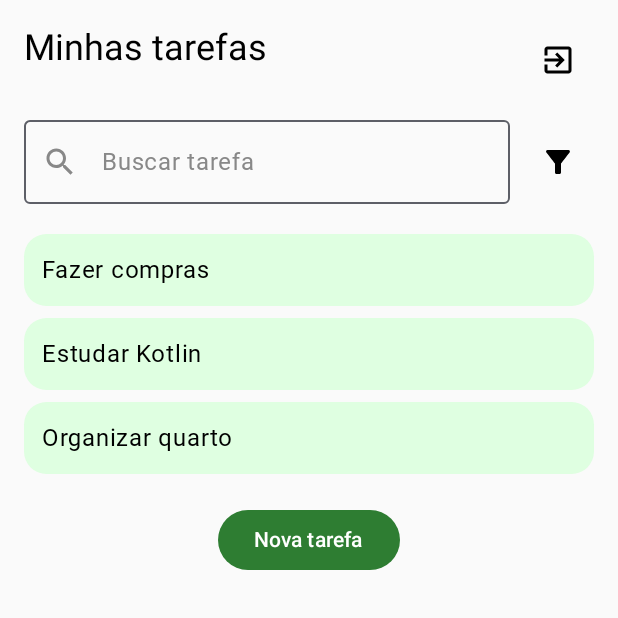
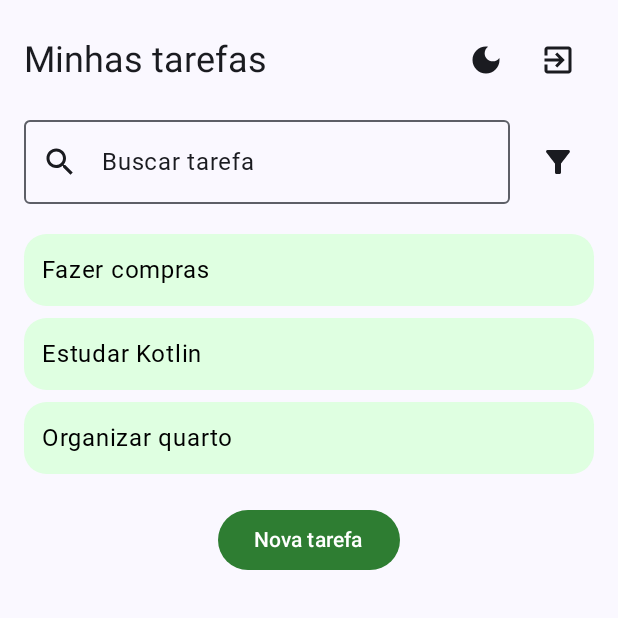
Before and after one commit to vblmqs/Checkae, an Android app built with Jetpack Compose: the TaskListScreen screen opened through its navigation route, on a phone screen of 412 x 824 dp, the top half of it. Run offline under Robolectric (Android 15) with nearby library versions, the phone set to English and light mode, and no system bars; our stand-ins replace Firebase (no records; nobody signed in at launch, a user with empty details on screens opened directly); Roboto replaces fonts that are not available here.

Commit message:
tema claro e escuro

```diff
--- a/app/build.gradle.kts
+++ b/app/build.gradle.kts
@@ -60,6 +60,7 @@ dependencies {
     implementation(libs.androidx.navigation.runtime.android)
     implementation("androidx.compose.material:material-icons-extended:1.4.3")
     implementation(libs.androidx.room.runtime.android)
+    implementation("androidx.datastore:datastore-preferences:1.0.0")
     testImplementation(libs.junit)
     androidTestImplementation(libs.androidx.junit)
     androidTestImplementation(libs.androidx.espresso.core)
--- a/app/src/main/java/com/example/taskapp/MainActivity.kt
+++ b/app/src/main/java/com/example/taskapp/MainActivity.kt
@@ -4,14 +4,21 @@ import android.os.Bundle
 import androidx.activity.ComponentActivity
 import androidx.activity.compose.setContent
 import com.example.taskapp.ui.TaskApp
+import androidx.compose.runtime.collectAsState
 import com.example.taskapp.ui.theme.TaskappTheme
+import com.example.taskapp.ui.theme.ThemeViewModel
 
 class MainActivity : ComponentActivity() {
     override fun onCreate(savedInstanceState: Bundle?) {
         super.onCreate(savedInstanceState)
+
+        val themeViewModel = ThemeViewModel(application)
+
         setContent {
-            TaskappTheme {
-                TaskApp()
+            val isDarkTheme = themeViewModel.isDarkTheme.collectAsState().value
+
+            TaskappTheme(darkTheme = isDarkTheme) {
+                TaskApp(themeViewModel)
             }
         }
     }
--- a/app/src/main/java/com/example/taskapp/components/CampoData.kt
+++ b/app/src/main/java/com/example/taskapp/components/CampoData.kt
@@ -35,7 +35,8 @@ fun CampoData(
                 style = MaterialTheme.typography.bodyMedium.copy(
                     fontSize = 12.sp,
                     fontWeight = MaterialTheme.typography.labelSmall.fontWeight,
-                    lineHeight = 20.sp
+                    lineHeight = 20.sp,
+                    color = MaterialTheme.colorScheme.onBackground
                 ),
                 modifier = Modifier.width(90.dp)
             )
--- /dev/null
+++ b/app/src/main/java/com/example/taskapp/preferences/ThemePreferences.kt
@@ -0,0 +1,29 @@
+package com.example.taskapp.preferences
+
+import android.content.Context
+import androidx.datastore.preferences.core.booleanPreferencesKey
+import androidx.datastore.preferences.core.edit
+import androidx.datastore.preferences.core.Preferences
+import androidx.datastore.preferences.preferencesDataStore
+import kotlinx.coroutines.flow.Flow
+import kotlinx.coroutines.flow.map
+
+val Context.dataStore by preferencesDataStore(name = "settings")
+
+class ThemePreferences(private val context: Context) {
+
+    companion object {
+        private val DARK_THEME_KEY = booleanPreferencesKey("dark_theme")
+    }
+
+    val isDarkTheme: Flow<Boolean> = context.dataStore.data
+        .map { preferences: Preferences ->
+            preferences[DARK_THEME_KEY] ?: false
+        }
+
+    suspend fun setDarkTheme(enabled: Boolean) {
+        context.dataStore.edit { settings ->
+            settings[DARK_THEME_KEY] = enabled
+        }
+    }
+}
--- a/app/src/main/java/com/example/taskapp/ui/TaskApp.kt
+++ b/app/src/main/java/com/example/taskapp/ui/TaskApp.kt
@@ -12,9 +12,10 @@ import com.example.taskapp.ui.register.RegisterScreen
 import com.example.taskapp.ui.subtaskform.SubtaskFormScreen
 import com.example.taskapp.ui.taskform.TaskFormScreen
 import com.example.taskapp.ui.tasklist.TaskListScreen
+import com.example.taskapp.ui.theme.ThemeViewModel
 
 @Composable
-fun TaskApp() {
+fun TaskApp(themeViewModel: ThemeViewModel) {
     val navController: NavHostController = rememberNavController()
 
     NavHost(
@@ -30,7 +31,7 @@ fun TaskApp() {
         }
 
         composable("ListaTarefas") {
-            TaskListScreen(navController)
+            TaskListScreen(navController, themeViewModel)
         }
 
         composable("CadastrarTarefa") {
--- a/app/src/main/java/com/example/taskapp/ui/login/LoginScreen.kt
+++ b/app/src/main/java/com/example/taskapp/ui/login/LoginScreen.kt
@@ -41,7 +41,7 @@ fun LoginScreen(
         }
     }
 
-    Box(modifier = Modifier.fillMaxSize(), contentAlignment = Alignment.Center) {
+    Box(modifier = Modifier.fillMaxSize() .background(MaterialTheme.colorScheme.background), contentAlignment = Alignment.Center) {
         Column(horizontalAlignment = Alignment.CenterHorizontally) {
 
             Box(
@@ -114,13 +114,13 @@ fun LoginScreen(
             ) {
                 Text(
                     text = "Não possui conta?",
-                    color = Color(0xFF3F3F3F).copy(alpha = 0.77f),
+                    color = MaterialTheme.colorScheme.onBackground,
                     fontSize = 13.sp
                 )
                 Spacer(modifier = Modifier.width(4.dp))
                 Text(
                     text = "Registre-se.",
-                    color = Color(0xFF3C4F96).copy(alpha = 0.77f),
+                    color = MaterialTheme.colorScheme.primary,
                     fontSize = 13.sp,
                     modifier = Modifier.clickable {
                         navController.navigate("register")
--- a/app/src/main/java/com/example/taskapp/ui/register/RegisterScreen.kt
+++ b/app/src/main/java/com/example/taskapp/ui/register/RegisterScreen.kt
@@ -38,7 +38,7 @@ fun RegisterScreen(navController: NavController, viewModel: RegisterViewModel =
         }
     }
 
-    Box(modifier = Modifier.fillMaxSize(), contentAlignment = Alignment.Center) {
+    Box(modifier = Modifier.fillMaxSize() .background(MaterialTheme.colorScheme.background), contentAlignment = Alignment.Center) {
         Column(horizontalAlignment = Alignment.CenterHorizontally) {
             Box(
                 modifier = Modifier
@@ -112,13 +112,13 @@ fun RegisterScreen(navController: NavController, viewModel: RegisterViewModel =
             ) {
                 Text(
                     text = "Já possui conta?",
-                    color = Color(0xFF3F3F3F).copy(alpha = 0.77f),
+                    color = MaterialTheme.colorScheme.onBackground,
                     fontSize = 13.sp
                 )
                 Spacer(modifier = Modifier.width(4.dp))
                 Text(
                     text = "Entrar",
-                    color = Color(0xFF3C4F96).copy(alpha = 0.77f),
+                    color = MaterialTheme.colorScheme.primary,
                     fontSize = 13.sp,
                     modifier = Modifier.clickable {
                         navController.navigate("login")
--- a/app/src/main/java/com/example/taskapp/ui/subtaskform/SubtaskFormScreen.kt
+++ b/app/src/main/java/com/example/taskapp/ui/subtaskform/SubtaskFormScreen.kt
@@ -1,6 +1,7 @@
 package com.example.taskapp.ui.subtaskform
 
 import android.app.DatePickerDialog
+import androidx.compose.foundation.background
 import androidx.compose.foundation.layout.*
 import androidx.compose.material3.* // Necessário para ExperimentalMaterial3Api se CampoCombobox usar TextField
 import androidx.compose.runtime.*
@@ -88,7 +89,7 @@ fun SubtaskFormScreen(
         ).show()
     }
 
-    Box(modifier = Modifier.fillMaxSize()) {
+    Box(modifier = Modifier.fillMaxSize() .background(MaterialTheme.colorScheme.background)) {
         Column(
             modifier = Modifier
                 .fillMaxSize()
--- a/app/src/main/java/com/example/taskapp/ui/taskform/TaskFormScreen.kt
+++ b/app/src/main/java/com/example/taskapp/ui/taskform/TaskFormScreen.kt
@@ -2,6 +2,7 @@ package com.example.taskapp.ui.taskform
 
 import android.app.DatePickerDialog
 import android.widget.Toast
+import androidx.compose.foundation.background
 import androidx.compose.foundation.clickable
 import androidx.compose.foundation.layout.*
 import androidx.compose.foundation.shape.RoundedCornerShape
@@ -56,7 +57,8 @@ fun TaskFormScreen(navController: NavHostController) {
         }.show()
     }
 
-    Box(modifier = Modifier.fillMaxSize()) {
+    Box(modifier = Modifier.fillMaxSize().background(MaterialTheme.colorScheme.background))
+    {
         Column(
             modifier = Modifier
                 .fillMaxSize()
--- a/app/src/main/java/com/example/taskapp/ui/tasklist/TaskListScreen.kt
+++ b/app/src/main/java/com/example/taskapp/ui/tasklist/TaskListScreen.kt
@@ -7,9 +7,7 @@ import androidx.compose.foundation.lazy.LazyColumn
 import androidx.compose.foundation.lazy.items
 import androidx.compose.foundation.shape.RoundedCornerShape
 import androidx.compose.material.icons.Icons
-import androidx.compose.material.icons.filled.ExitToApp
-import androidx.compose.material.icons.filled.FilterAlt  // Corrigido aqui
-import androidx.compose.material.icons.filled.Search
+import androidx.compose.material.icons.filled.*
 import androidx.compose.material3.*
 import androidx.compose.runtime.*
 import androidx.compose.ui.Alignment
@@ -17,45 +15,36 @@ import androidx.compose.ui.Modifier
 import androidx.compose.ui.graphics.Color
 import androidx.compose.ui.text.font.FontWeight
 import androidx.compose.ui.unit.dp
+import androidx.compose.ui.unit.sp
+import androidx.lifecycle.viewmodel.compose.viewModel
 import androidx.navigation.NavHostController
-import androidx.lifecycle.viewmodel.compose.viewModel
 import com.example.taskapp.data.model.Status
-import androidx.compose.foundation.layout.Row as Row1
-import androidx.compose.material3.Icon
-import androidx.compose.material3.OutlinedTextField
-import androidx.compose.material3.Text
-import androidx.compose.ui.unit.sp
 import com.example.taskapp.model.Priority
 import com.example.taskapp.model.Task
 import com.example.taskapp.ui.subtaskform.SubtaskFormViewModel
-
+import com.example.taskapp.ui.theme.ThemeViewModel
 
 @Composable
-fun TaskListScreen(navController: NavHostController) {
+fun TaskListScreen(navController: NavHostController, themeViewModel: ThemeViewModel) {
     val viewModel: TaskViewModel = viewModel()
     val tarefas by viewModel.tasks.collectAsState()
     var tarefaExpandidaId by remember { mutableStateOf<String?>(null) }
     val subtaskFormViewModel: SubtaskFormViewModel = viewModel()
     var mostrarModalLogout by remember { mutableStateOf(false) }
-
     var filtroAberto by remember { mutableStateOf(false) }
     var busca by remember { mutableStateOf("") }
-
-    // Estado para filtro ativo: pode ser "Nenhum", "Status" ou "Prioridade"
     var filtroAtivo by remember { mutableStateOf("Nenhum") }
 
-    // Função para aplicar filtro na lista de tarefas
+    val isDarkTheme = themeViewModel.isDarkTheme.collectAsState().value
+
     fun filtrarTarefas(tarefas: List<Task>): List<Task> {
-        // Primeiro filtra pela busca no título
         var listaFiltrada = tarefas.filter {
             it.titulo.contains(busca, ignoreCase = true)
         }
 
-        // Aplica filtro ativo
         listaFiltrada = when (filtroAtivo) {
             "Status" -> {
                 listaFiltrada.sortedWith(compareBy { tarefa ->
-                    // Pega o "status mais baixo" da tarefa, onde INICIADA < PAUSADA < CONCLUIDA
                     tarefa.subtarefas.minOfOrNull { subtarefa ->
                         when (subtarefa.status) {
                             Status.INICIADA -> 0
@@ -66,8 +55,8 @@ fun TaskListScreen(navController: NavHostController) {
                 })
             }
             "Prioridade" -> {
-                listaFiltrada.sortedWith(compareBy { tarefa ->
-                    when(tarefa.prioridade) {
+                listaFiltrada.sortedWith(compareBy {
+                    when (it.prioridade) {
                         Priority.ALTA -> 0
                         Priority.MEDIA -> 1
                         Priority.BAIXA -> 2
@@ -84,38 +73,47 @@ fun TaskListScreen(navController: NavHostController) {
 
     Column(modifier = Modifier
         .fillMaxSize()
+        .background(MaterialTheme.colorScheme.background)
         .padding(16.dp)) {
 
-        // Cabeçalho com título e botão de logout
-        Row1(
+        // Cabeçalho com título e botões
+        Row(
             modifier = Modifier.fillMaxWidth(),
-            horizontalArrangement = Arrangement.SpaceBetween
+            horizontalArrangement = Arrangement.SpaceBetween,
+            verticalAlignment = Alignment.CenterVertically
         ) {
-            Text("Minhas tarefas", style = MaterialTheme.typography.headlineSmall)
-            IconButton(onClick = {
-                mostrarModalLogout = true
-            }) {
-                Icon(Icons.Default.ExitToApp, contentDescription = "Logout")
+            Text("Minhas tarefas", style = MaterialTheme.typography.headlineSmall, color = MaterialTheme.colorScheme.onBackground)
+            Row {
+                IconButton(onClick = { themeViewModel.toggleTheme() }) {
+                    Icon(
+                        imageVector = if (isDarkTheme) Icons.Default.LightMode else Icons.Default.DarkMode,
+                        contentDescription = "Alternar Tema",
+                        tint = MaterialTheme.colorScheme.onBackground
+                    )
+                }
+                IconButton(onClick = { mostrarModalLogout = true }) {
+                    Icon(Icons.Default.ExitToApp, contentDescription = "Logout", tint = MaterialTheme.colorScheme.onBackground)
+                }
             }
         }
 
         Spacer(modifier = Modifier.height(16.dp))
 
         // Campo de busca + filtro
-        Row1(verticalAlignment = Alignment.CenterVertically) {
+        Row(verticalAlignment = Alignment.CenterVertically) {
             OutlinedTextField(
                 value = busca,
                 onValueChange = { busca = it },
-                placeholder = { Text("Buscar tarefa", color = Color.Gray) },
+                placeholder = { Text("Buscar tarefa", color = MaterialTheme.colorScheme.onBackground) },
                 modifier = Modifier.weight(1f),
                 leadingIcon = {
-                    Icon(Icons.Default.Search, contentDescription = "Buscar", tint = Color.Gray)
+                    Icon(Icons.Default.Search, contentDescription = "Buscar", tint = MaterialTheme.colorScheme.onSurface)
                 }
             )
             Spacer(modifier = Modifier.width(8.dp))
             Box {
                 IconButton(onClick = { filtroAberto = !filtroAberto }) {
-                    Icon(Icons.Default.FilterAlt, contentDescription = "Filtro")
+                    Icon(Icons.Default.FilterAlt, contentDescription = "Filtro", tint = MaterialTheme.colorScheme.onBackground)
                 }
                 DropdownMenu(
                     expanded = filtroAberto,
@@ -177,8 +175,7 @@ fun TaskListScreen(navController: NavHostController) {
                         tarefa.subtarefas
                             .sortedBy { it.prazo ?: Long.MAX_VALUE }
                             .forEach { subtarefa ->
-
-                                Row1(
+                                Row(
                                     verticalAlignment = Alignment.CenterVertically,
                                     modifier = Modifier.padding(vertical = 4.dp)
                                 ) {
@@ -191,19 +188,19 @@ fun TaskListScreen(navController: NavHostController) {
                                                 subtarefaId = subtarefa.id,
                                                 novoStatus = novoStatus
                                             )
-
                                         },
                                         colors = CheckboxDefaults.colors(
-                                            checkedColor = MaterialTheme.colorScheme.primary,   // cor quando marcado
-                                            uncheckedColor = MaterialTheme.colorScheme.onSurface // cor quando desmarcado
+                                            checkedColor = MaterialTheme.colorScheme.primary,
+                                            uncheckedColor = MaterialTheme.colorScheme.onSurface
                                         )
                                     )
 
-                                    Column(modifier = Modifier
-                                        .clickable {
-                                            navController.navigate("editarSubtarefa/${subtarefa.id}")
-                                        }
-                                        .padding(start = 8.dp)
+                                    Column(
+                                        modifier = Modifier
+                                            .clickable {
+                                                navController.navigate("editarSubtarefa/${subtarefa.id}")
+                                            }
+                                            .padding(start = 8.dp)
                                     ) {
                                         Text(subtarefa.titulo, fontWeight = FontWeight.Medium)
                                         Text("Status: ${subtarefa.status.name}")
@@ -212,7 +209,7 @@ fun TaskListScreen(navController: NavHostController) {
                                 }
                             }
 
-                        Row1(
+                        Row(
                             horizontalArrangement = Arrangement.spacedBy(8.dp),
                             modifier = Modifier.padding(top = 8.dp)
                         ) {
@@ -224,7 +221,7 @@ fun TaskListScreen(navController: NavHostController) {
                             }
                             Button(
                                 onClick = {
-                                    navController.navigate("subtaskForm/new/{tarefaId}")
+                                    navController.navigate("subtaskForm/new/${tarefa.id}")
                                 },
                                 colors = ButtonDefaults.buttonColors(containerColor = Color(0xFF2E7D32))
                             ) {
--- /dev/null
+++ b/app/src/main/java/com/example/taskapp/ui/theme/ThemeViewModel.kt
@@ -0,0 +1,33 @@
+package com.example.taskapp.ui.theme
+
+import android.app.Application
+import androidx.lifecycle.AndroidViewModel
+import androidx.lifecycle.viewModelScope
+import com.example.taskapp.preferences.ThemePreferences
+import kotlinx.coroutines.flow.MutableStateFlow
+import kotlinx.coroutines.flow.StateFlow
+import kotlinx.coroutines.flow.collectLatest
+import kotlinx.coroutines.launch
+
+class ThemeViewModel(application: Application) : AndroidViewModel(application) {
+
+    private val preferences = ThemePreferences(application)
+
+    private val _isDarkTheme = MutableStateFlow(false)
+    val isDarkTheme: StateFlow<Boolean> = _isDarkTheme
+
+    init {
+        viewModelScope.launch {
+            preferences.isDarkTheme.collectLatest { isDark ->
+                _isDarkTheme.value = isDark
+            }
+        }
+    }
+
+    fun toggleTheme() {
+        val newValue = !_isDarkTheme.value
+        viewModelScope.launch {
+            preferences.setDarkTheme(newValue)
+        }
+    }
+}
--- a/app/src/main/java/components/FormFields.kt
+++ b/app/src/main/java/components/FormFields.kt
@@ -23,13 +23,17 @@ fun CustomLabeledInput(
     isPassword: Boolean = false,
     onValueChange: (String) -> Unit
 ) {
+    val labelColor = MaterialTheme.colorScheme.onBackground // Adapta ao tema
+    val textColor = Color.Black // Sempre preto
+    val backgroundColor = Color(0xFFC1D5E4).copy(alpha = 0.66f)
+
     Column(horizontalAlignment = Alignment.Start) {
         Text(
             text = label,
             fontSize = 12.sp,
             lineHeight = 20.sp,
             fontWeight = FontWeight.Medium,
-            color = Color.Black.copy(alpha = 0.68f),
+            color = labelColor,
             modifier = Modifier.padding(start = 8.dp, bottom = 4.dp)
         )
 
@@ -46,11 +50,13 @@ fun CustomLabeledInput(
             ),
             shape = RoundedCornerShape(10.dp),
             colors = TextFieldDefaults.colors(
-                focusedContainerColor = Color(0xFFC1D5E4).copy(alpha = 0.66f),
-                unfocusedContainerColor = Color(0xFFC1D5E4).copy(alpha = 0.66f),
+                focusedContainerColor = backgroundColor,
+                unfocusedContainerColor = backgroundColor,
                 focusedIndicatorColor = Color.Transparent,
                 unfocusedIndicatorColor = Color.Transparent,
-                disabledIndicatorColor = Color.Transparent
+                disabledIndicatorColor = Color.Transparent,
+                focusedTextColor = textColor,
+                unfocusedTextColor = textColor
             ),
             textStyle = TextStyle(fontSize = 14.sp)
         )
```
Also changed, not shown: app/src/main/java/com/example/taskapp/components/Header.kt (+10 -5 lines).
